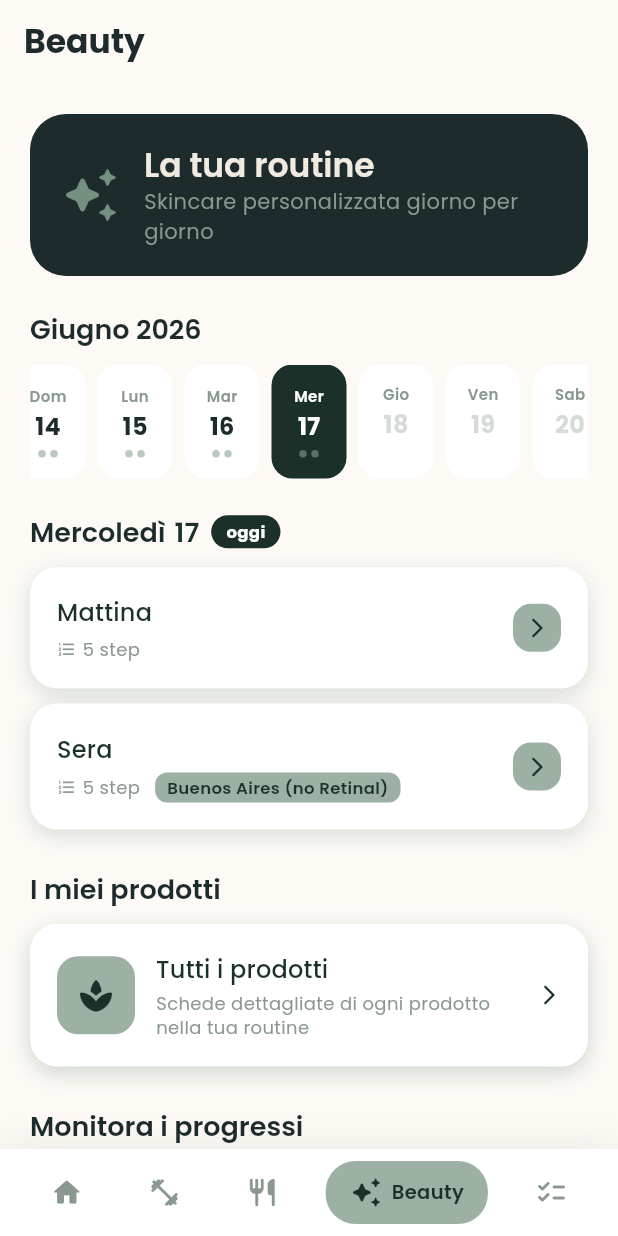
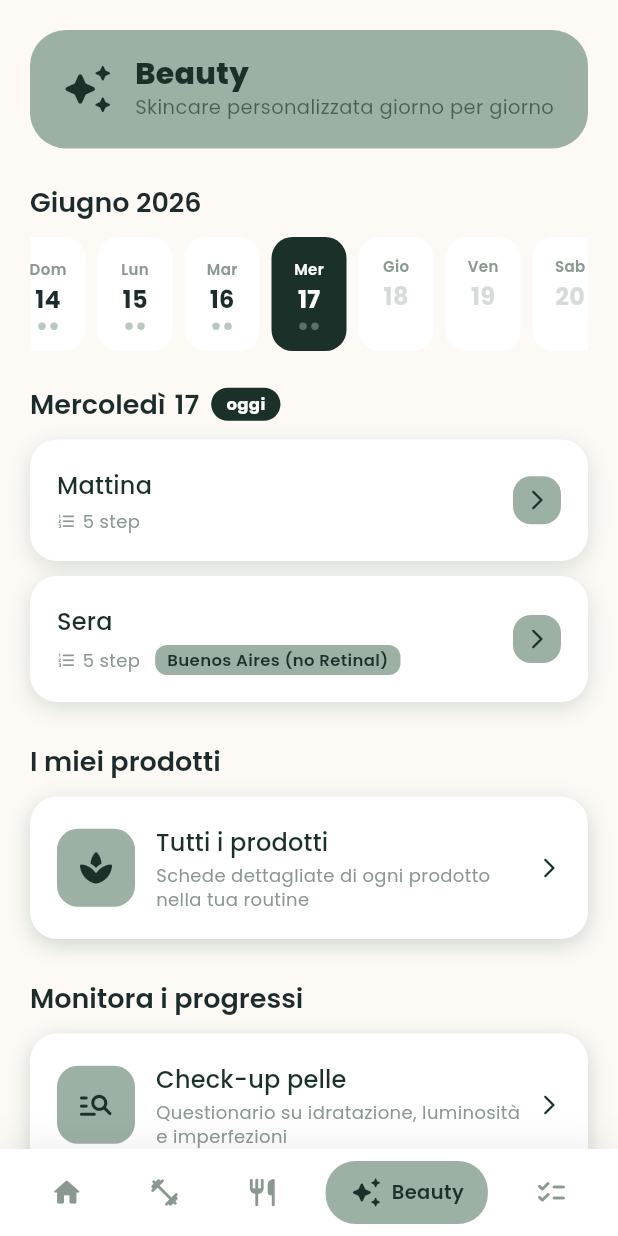
Before and after one commit to federicadeval/grow-glow, a Flutter app: the DietScreen screen opened by its route, after a tap on the "auto awesome" icon, on a phone screen of 412 x 824 dp. Run offline on Flutter 3.47's test engine with Material 3 defaults, Android fonts, the phone set to English and light mode, and no system bars; our stand-ins replace flutter_riverpod, go_router, google_fonts, image_picker, shared_preferences; missing offline and left inert: dart:js; accounts and stored records are empty.

Commit message:
Remove blue AppBar from all sections; replace with scrollable colored banner
Each section (Beauty, Fitness, Diet, Todo) now uses a scrollable SectionBanner
at the top instead of a fixed blue AppBar. The banner matches each section's
color (beauty=sage, fitness=peach, diet=blue-grey, todo=yellow-green) and
scrolls away with the content. The Genera button moved inline in Diet.

Co-Authored-By: Claude Sonnet 4.6 <noreply@anthropic.com>
Claude-Session: https://claude.ai/code/session_01H5CWHJEM7pURDawkVogN9M

```diff
--- a/lib/core/widgets/section_banner.dart
+++ b/lib/core/widgets/section_banner.dart
@@ -5,44 +5,57 @@ class SectionBanner extends StatelessWidget {
   final IconData icon;
   final String title;
   final String subtitle;
+  final Color bgColor;
+  final Color fgColor;
+  final Widget? trailing;
 
   const SectionBanner({
     super.key,
     required this.icon,
     required this.title,
     required this.subtitle,
+    this.bgColor = AppColors.heroBackground,
+    this.fgColor = AppColors.heroText,
+    this.trailing,
   });
 
   @override
   Widget build(BuildContext context) {
+    final secondary = fgColor.withValues(alpha: 0.65);
     return Container(
       width: double.infinity,
-      padding: const EdgeInsets.all(20),
+      padding: const EdgeInsets.fromLTRB(20, 18, 20, 18),
       decoration: BoxDecoration(
-        color: AppColors.heroBackground,
+        color: bgColor,
         borderRadius: BorderRadius.circular(24),
       ),
       child: Row(
         children: [
-          Icon(icon, size: 40, color: AppColors.heroBlobB),
-          const SizedBox(width: 16),
+          Icon(icon, size: 36, color: fgColor),
+          const SizedBox(width: 14),
           Expanded(
             child: Column(
               crossAxisAlignment: CrossAxisAlignment.start,
               children: [
                 Text(title,
-                  style: Theme.of(context).textTheme.headlineMedium?.copyWith(
-                    color: AppColors.heroText,
+                  style: TextStyle(
+                    fontSize: 20,
+                    fontWeight: FontWeight.w800,
+                    color: fgColor,
+                    height: 1.1,
                   ),
                 ),
+                const SizedBox(height: 2),
                 Text(subtitle,
-                  style: Theme.of(context).textTheme.bodyMedium?.copyWith(
-                    color: AppColors.heroTextSecondary,
-                  ),
+                  style: TextStyle(fontSize: 13, color: secondary),
                 ),
               ],
             ),
           ),
+          if (trailing != null) ...[
+            const SizedBox(width: 8),
+            trailing!,
+          ],
         ],
       ),
     );
--- a/lib/features/beauty/presentation/screens/beauty_screen.dart
+++ b/lib/features/beauty/presentation/screens/beauty_screen.dart
@@ -222,14 +222,22 @@ class _BeautyScreenState extends State<BeautyScreen> {
     final isToday = ds == dateStr(_today);
 
     return Scaffold(
-      appBar: AppBar(title: const Text('Beauty')),
-      body: SingleChildScrollView(
-        padding: const EdgeInsets.all(20),
-        child: Column(
-          crossAxisAlignment: CrossAxisAlignment.start,
-          children: [
-            _StreakBanner(),
-            const SizedBox(height: 24),
+      appBar: null,
+      body: SafeArea(
+        bottom: false,
+        child: SingleChildScrollView(
+          padding: const EdgeInsets.all(20),
+          child: Column(
+            crossAxisAlignment: CrossAxisAlignment.start,
+            children: [
+              const SectionBanner(
+                icon: Icons.auto_awesome_rounded,
+                title: 'Beauty',
+                subtitle: 'Skincare personalizzata giorno per giorno',
+                bgColor: AppColors.beauty,
+                fgColor: AppColors.beautyDark,
+              ),
+              const SizedBox(height: 24),
 
             Text(_monthLabel(_today),
               style: Theme.of(context).textTheme.titleLarge,
@@ -339,22 +347,12 @@ class _BeautyScreenState extends State<BeautyScreen> {
           ],
         ),
       ),
+      ),
     );
   }
 }
 
 // ─── Widgets ─────────────────────────────────────────────────
-
-class _StreakBanner extends StatelessWidget {
-  @override
-  Widget build(BuildContext context) {
-    return const SectionBanner(
-      icon: Icons.auto_awesome_rounded,
-      title: 'La tua routine',
-      subtitle: 'Skincare personalizzata giorno per giorno',
-    );
-  }
-}
 
 class _CalendarStrip extends StatefulWidget {
   final DateTime selectedDate;
--- a/lib/features/fitness/presentation/screens/diet_screen.dart
+++ b/lib/features/fitness/presentation/screens/diet_screen.dart
@@ -37,30 +37,30 @@ class _DietScreenState extends ConsumerState<DietScreen> {
 
     return Scaffold(
       backgroundColor: AppColors.background,
-      appBar: AppBar(
-        title: const Text('Dieta'),
-        actions: [
-          TextButton.icon(
-            onPressed: () => _confirmGenerate(context, ref),
-            icon: const Icon(Icons.auto_awesome_rounded, size: 16),
-            label: const Text('Genera', style: TextStyle(fontWeight: FontWeight.w700)),
-          ),
-        ],
-      ),
-      body: Column(
+      body: SafeArea(
+        bottom: false,
+        child: SingleChildScrollView(
+          child: Column(
+            crossAxisAlignment: CrossAxisAlignment.start,
+            children: [
+              // ── Colored top strip (scrolls with content) ────────
+              Container(
+                color: AppColors.diet,
+                child: Column(
                   children: [
                     const Padding(
-            padding: EdgeInsets.fromLTRB(20, 16, 20, 8),
+                      padding: EdgeInsets.fromLTRB(20, 16, 20, 12),
                       child: SectionBanner(
                         icon: Icons.restaurant_rounded,
-              title: 'La tua dieta',
+                        title: 'Dieta',
                         subtitle: 'Nutrizione e piani alimentari personalizzati',
+                        bgColor: AppColors.diet,
+                        fgColor: AppColors.dietDark,
                       ),
                     ),
                     // Kcal summary strip
-          Container(
-            color: AppColors.surface,
-            padding: const EdgeInsets.symmetric(horizontal: 20, vertical: 12),
+                    Padding(
+                      padding: const EdgeInsets.fromLTRB(20, 0, 20, 12),
                       child: Row(
                         mainAxisAlignment: MainAxisAlignment.spaceAround,
                         children: [
@@ -72,10 +72,8 @@ class _DietScreenState extends ConsumerState<DietScreen> {
                         ],
                       ),
                     ),
-
                     // Day selector
-          Container(
-            color: AppColors.surface,
+                    Padding(
                       padding: const EdgeInsets.fromLTRB(16, 0, 16, 12),
                       child: Row(
                         children: List.generate(7, (i) {
@@ -88,7 +86,7 @@ class _DietScreenState extends ConsumerState<DietScreen> {
                                 margin: const EdgeInsets.symmetric(horizontal: 2),
                                 padding: const EdgeInsets.symmetric(vertical: 8),
                                 decoration: BoxDecoration(
-                        color: isSelected ? AppColors.mintDark : Colors.transparent,
+                                  color: isSelected ? AppColors.dietDark : Colors.transparent,
                                   borderRadius: BorderRadius.circular(12),
                                 ),
                                 child: Column(
@@ -98,7 +96,7 @@ class _DietScreenState extends ConsumerState<DietScreen> {
                                       style: TextStyle(
                                         fontSize: 12,
                                         fontWeight: FontWeight.w600,
-                              color: isSelected ? Colors.white : AppColors.textSecondary,
+                                        color: isSelected ? Colors.white : AppColors.dietDark,
                                       ),
                                     ),
                                   ],
@@ -109,18 +107,27 @@ class _DietScreenState extends ConsumerState<DietScreen> {
                         }),
                       ),
                     ),
+                  ],
+                ),
+              ),
 
-          // Day label
+              // ── Scrollable content ───────────────────────────────
               Padding(
-            padding: const EdgeInsets.fromLTRB(20, 16, 20, 8),
-            child: Row(
+                padding: const EdgeInsets.fromLTRB(20, 16, 20, 20),
+                child: Column(
+                  crossAxisAlignment: CrossAxisAlignment.start,
+                  children: [
+                    // Day label + Genera button
+                    Row(
                       mainAxisAlignment: MainAxisAlignment.spaceBetween,
                       children: [
                         Text(
                           _dayNames[_selectedDay],
                           style: const TextStyle(fontSize: 17, fontWeight: FontWeight.w700),
                         ),
-                if (dayMeals.totalKcal > 0)
+                        Row(
+                          children: [
+                            if (dayMeals.totalKcal > 0) ...[
                               Container(
                                 padding: const EdgeInsets.symmetric(horizontal: 10, vertical: 4),
                                 decoration: BoxDecoration(
@@ -128,19 +135,37 @@ class _DietScreenState extends ConsumerState<DietScreen> {
                                   borderRadius: BorderRadius.circular(12),
                                 ),
                                 child: Text(
-                      '${dayMeals.totalKcal} kcal totali',
+                                  '${dayMeals.totalKcal} kcal',
                                   style: TextStyle(fontSize: 12, fontWeight: FontWeight.w600, color: AppColors.mintDark),
+                                ),
+                              ),
+                              const SizedBox(width: 8),
+                            ],
+                            GestureDetector(
+                              onTap: () => _confirmGenerate(context, ref),
+                              child: Container(
+                                padding: const EdgeInsets.symmetric(horizontal: 12, vertical: 6),
+                                decoration: BoxDecoration(
+                                  color: AppColors.dietDark,
+                                  borderRadius: BorderRadius.circular(12),
+                                ),
+                                child: const Row(
+                                  mainAxisSize: MainAxisSize.min,
+                                  children: [
+                                    Icon(Icons.auto_awesome_rounded, size: 14, color: Colors.white),
+                                    SizedBox(width: 4),
+                                    Text('Genera', style: TextStyle(fontSize: 12, fontWeight: FontWeight.w700, color: Colors.white)),
+                                  ],
+                                ),
                               ),
                             ),
                           ],
                         ),
+                      ],
                     ),
-
+                    const SizedBox(height: 12),
                     // Meal cards
-          Expanded(
-            child: ListView(
-              padding: const EdgeInsets.symmetric(horizontal: 20),
-              children: MealType.values.map((type) {
+                    ...MealType.values.map((type) {
                       final meal = dayMeals.getByType(type);
                       return _MealCard(
                         type: type,
@@ -149,10 +174,13 @@ class _DietScreenState extends ConsumerState<DietScreen> {
                         onEdit: () => _openEditDialog(type, meal),
                         onClear: meal.isEmpty ? null : () => ref.read(mealPlanProvider.notifier).clearMeal(_selectedDay, type),
                       );
-              }).toList(),
+                    }),
+                  ],
                 ),
               ),
             ],
+          ),
+        ),
       ),
     );
   }
--- a/lib/features/fitness/presentation/screens/fitness_screen.dart
+++ b/lib/features/fitness/presentation/screens/fitness_screen.dart
@@ -61,10 +61,13 @@ class _FitnessScreenState extends ConsumerState<FitnessScreen> {
 
     return Scaffold(
       backgroundColor: AppColors.background,
-      appBar: AppBar(title: const Text('Fitness')),
-      body: Column(
+      body: SafeArea(
+        bottom: false,
+        child: SingleChildScrollView(
+          child: Column(
+            crossAxisAlignment: CrossAxisAlignment.start,
             children: [
-          // ── Fixed top strip ──────────────────────────────────
+              // ── Colored top strip (scrolls with content) ────────
               Container(
                 color: AppColors.fitness,
                 child: Column(
@@ -73,8 +76,10 @@ class _FitnessScreenState extends ConsumerState<FitnessScreen> {
                       padding: EdgeInsets.fromLTRB(20, 16, 20, 12),
                       child: SectionBanner(
                         icon: Icons.fitness_center_rounded,
-                    title: 'Il tuo fitness',
+                        title: 'Fitness',
                         subtitle: 'Allenati e monitora le calorie ogni giorno',
+                        bgColor: AppColors.fitness,
+                        fgColor: AppColors.fitnessDark,
                       ),
                     ),
                     // Stats row
@@ -105,7 +110,7 @@ class _FitnessScreenState extends ConsumerState<FitnessScreen> {
                                 margin: const EdgeInsets.symmetric(horizontal: 2),
                                 padding: const EdgeInsets.symmetric(vertical: 8),
                                 decoration: BoxDecoration(
-                              color: isSelected ? AppColors.peachDark : Colors.transparent,
+                                  color: isSelected ? AppColors.fitnessDark : Colors.transparent,
                                   borderRadius: BorderRadius.circular(12),
                                 ),
                                 child: Column(
@@ -142,8 +147,7 @@ class _FitnessScreenState extends ConsumerState<FitnessScreen> {
               ),
 
               // ── Scrollable content ───────────────────────────────
-          Expanded(
-            child: SingleChildScrollView(
+              Padding(
                 padding: const EdgeInsets.all(20),
                 child: Column(
                   crossAxisAlignment: CrossAxisAlignment.start,
@@ -214,8 +218,9 @@ class _FitnessScreenState extends ConsumerState<FitnessScreen> {
                   ],
                 ),
               ),
+            ],
           ),
-        ],
+        ),
       ),
     );
   }
--- a/lib/features/todo/presentation/screens/todo_screen.dart
+++ b/lib/features/todo/presentation/screens/todo_screen.dart
@@ -65,7 +65,6 @@ class _TodoScreenState extends State<TodoScreen> {
   @override
   Widget build(BuildContext context) {
     return Scaffold(
-      appBar: AppBar(title: const Text('Todo')),
       floatingActionButton: FloatingActionButton.extended(
         onPressed: _addTodo,
         backgroundColor: AppColors.todoDark,
@@ -73,7 +72,9 @@ class _TodoScreenState extends State<TodoScreen> {
         icon: const Icon(Icons.add_rounded),
         label: const Text('Nuovo task'),
       ),
-      body: Column(
+      body: SafeArea(
+        bottom: false,
+        child: Column(
           children: [
             _CategoryFilter(
               selected: _filterCategory,
@@ -91,6 +92,8 @@ class _TodoScreenState extends State<TodoScreen> {
                       icon: Icons.checklist_rounded,
                       title: 'Le tue attività',
                       subtitle: 'Organizza e completa i tuoi obiettivi',
+                      bgColor: AppColors.todo,
+                      fgColor: AppColors.todoDark,
                     ),
                     const SizedBox(height: 20),
                   _SummaryRow(total: _todos.length, done: _completed.length),
@@ -125,6 +128,7 @@ class _TodoScreenState extends State<TodoScreen> {
             ),
           ),
         ],
+      ),
     ),
   );
   }
```
Lines whose indentation alone changed are shown as unchanged.
